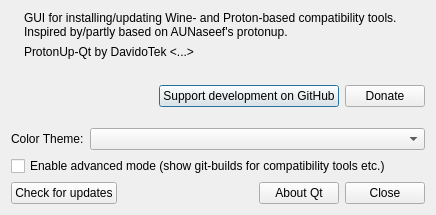
Old version of the form pupgui2/resources/ui/pupgui2_aboutdialog.ui in the repository DavidoTek/ProtonUp-Qt.
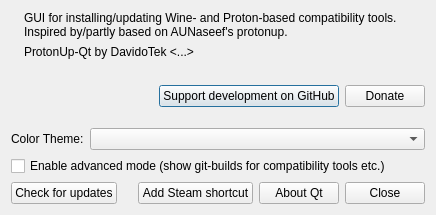
New version of the form.

Commit message: Add "Add Steam shortcut" to about dialog

The edit to the form file:
```diff
--- a/pupgui2/resources/ui/pupgui2_aboutdialog.ui
+++ b/pupgui2/resources/ui/pupgui2_aboutdialog.ui
@@ -164,6 +164,13 @@
        </property>
       </spacer>
      </item>
+     <item>
+      <widget class="QPushButton" name="btnAddSteamShortcut">
+       <property name="text">
+        <string>Add Steam shortcut</string>
+       </property>
+      </widget>
+     </item>
      <item>
       <widget class="QPushButton" name="btnAboutQt">
        <property name="text">
```
The commit also changes 1 other file.
